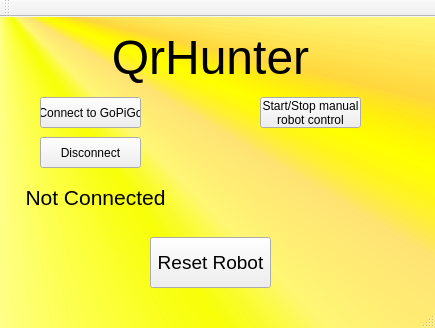
Old version of the form QRhuntah/mainwindow.ui in the repository kaunderi/PROJECT_LUUKKONEN_LUKKA_MAKELA.
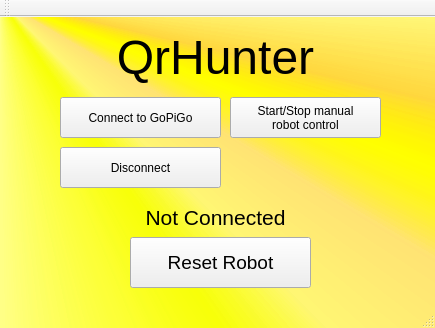
New version of the form.

The edit to the form file:
```diff
--- a/QRhuntah/mainwindow.ui
+++ b/QRhuntah/mainwindow.ui
@@ -32,13 +32,22 @@
 }</string>
   </property>
   <widget class="QWidget" name="centralWidget">
+   <property name="enabled">
+    <bool>true</bool>
+   </property>
+   <property name="maximumSize">
+    <size>
+     <width>16777215</width>
+     <height>16777215</height>
+    </size>
+   </property>
    <widget class="QPushButton" name="pushButton">
     <property name="geometry">
      <rect>
-      <x>260</x>
+      <x>230</x>
       <y>80</y>
-      <width>101</width>
-      <height>31</height>
+      <width>151</width>
+      <height>41</height>
      </rect>
     </property>
     <property name="text">
@@ -73,9 +82,9 @@
    <widget class="QPushButton" name="pushButton_2">
     <property name="geometry">
      <rect>
-      <x>150</x>
+      <x>130</x>
       <y>220</y>
-      <width>121</width>
+      <width>181</width>
       <height>51</height>
      </rect>
     </property>
@@ -91,9 +100,9 @@
    <widget class="QLabel" name="label">
     <property name="geometry">
      <rect>
-      <x>110</x>
+      <x>40</x>
       <y>0</y>
-      <width>201</width>
+      <width>351</width>
       <height>81</height>
      </rect>
     </property>
@@ -115,10 +124,10 @@
    <widget class="QPushButton" name="pushButton_3">
     <property name="geometry">
      <rect>
-      <x>40</x>
+      <x>60</x>
       <y>80</y>
-      <width>101</width>
-      <height>31</height>
+      <width>161</width>
+      <height>41</height>
      </rect>
     </property>
     <property name="text">
@@ -128,10 +137,10 @@
    <widget class="QPushButton" name="pushButton_4">
     <property name="geometry">
      <rect>
-      <x>40</x>
-      <y>120</y>
-      <width>101</width>
-      <height>31</height>
+      <x>60</x>
+      <y>130</y>
+      <width>161</width>
+      <height>41</height>
      </rect>
     </property>
     <property name="text">
@@ -141,9 +150,9 @@
    <widget class="QLabel" name="label_2">
     <property name="geometry">
      <rect>
-      <x>10</x>
-      <y>160</y>
-      <width>171</width>
+      <x>80</x>
+      <y>180</y>
+      <width>271</width>
       <height>41</height>
      </rect>
     </property>
```
